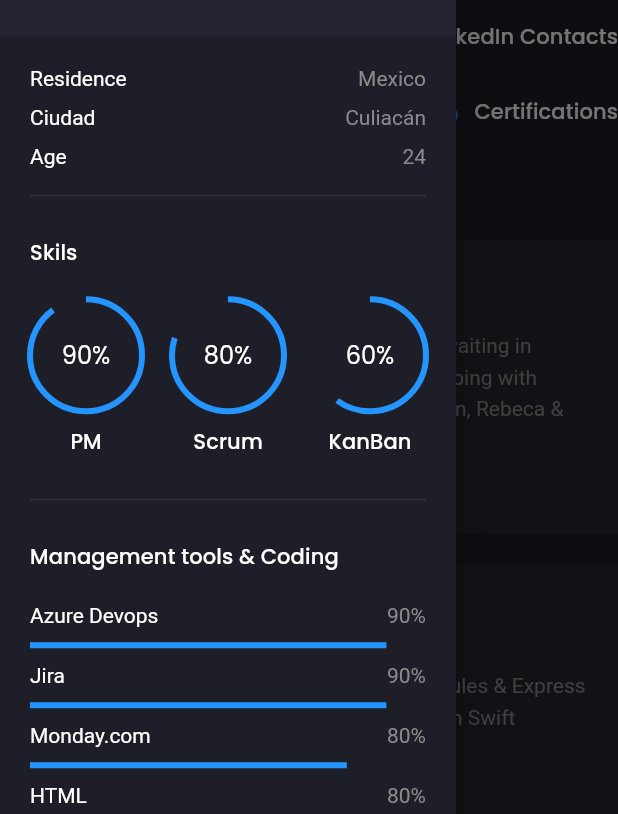
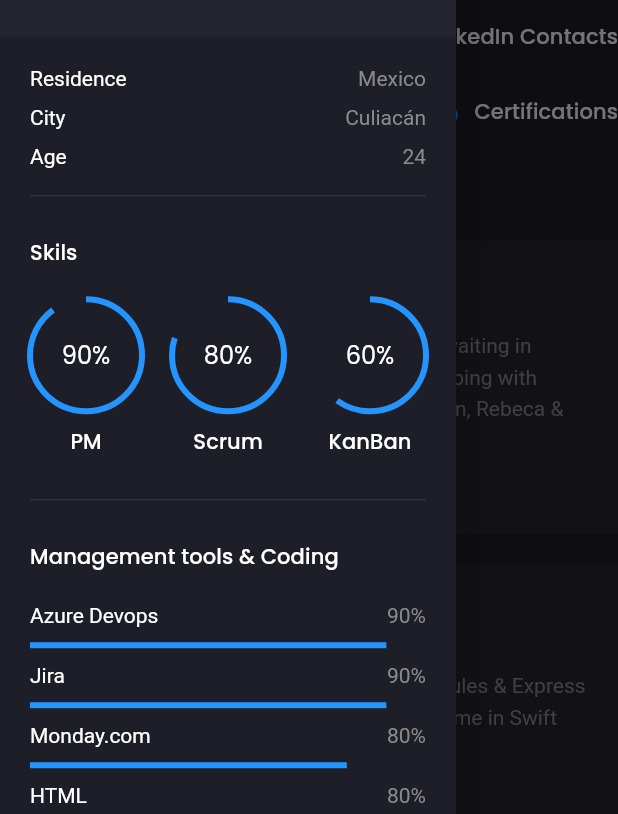
Before and after one commit to BryanVazquezHdez/bryan_webpage, a Flutter app: the screen it shows after launch, after a tap on the "menu" icon, on a phone screen of 412 x 824 dp. Shown: the part 334-1148 px from the top of the screen. Run offline on Flutter 3.47's test engine with Material 2 defaults, Android fonts, the light colour scheme and no system bars; drawn by our look-alikes of animated_text_kit; our stand-ins replace flutter_svg, google_fonts.

Commit message:
New changes

```diff
--- a/bryan_webpage/lib/models/Project.dart
+++ b/bryan_webpage/lib/models/Project.dart
@@ -12,9 +12,9 @@ List<Project> demo_projects = [
     url: "https://www.reservapp.app/",
   ),
   Project(
-      title: "SafeVet",
+      title: "SafeVet (Swift)",
       description:
-          "This was a University Project about Schedules & Express queue in . This app was developed by me in Swift language.",
+          "This was a University Project about Schedules & Express queue in Vets. This app was developed by me in Swift language.",
       url: "https://github.com/BryanVazquezHdez/SafeVet"),
   Project(
     title: "SISeI web page",
@@ -40,4 +40,15 @@ List<Project> demo_projects = [
           "This is CCNA Certificate about the routing & switching essentials that i've successfully done! ",
       url:
           "https://drive.google.com/file/d/1bMBuzrclJqiNf7QBGLFLtEjYQdm0qcpE/view"),
+  Project(
+      title: "SafeVet (Flutter)",
+      description:
+          "Is the same project as the one above, but now made with Flutter",
+      url: "https://github.com/BryanVazquezHdez/SafeVetFlutter"),
+  Project(
+      title: "Scrum Project Management with Jira",
+      description:
+          "This was a course from Udemy where i learned how to manage projects with Jira.",
+      url:
+          "https://drive.google.com/file/d/1c11qx6yLh68aA64O-8RU1ru6iRedCqV2/view"),
 ];
--- a/bryan_webpage/lib/screens/components/coding.dart
+++ b/bryan_webpage/lib/screens/components/coding.dart
@@ -47,14 +47,10 @@ class Coding extends StatelessWidget {
         ),
         AnimatedLinearProgressIndicator(
           percentage: 0.4,
-          label: "JavaScript",
-        ),
-        AnimatedLinearProgressIndicator(
-          percentage: 0.4,
           label: "Java",
         ),
         AnimatedLinearProgressIndicator(
-          percentage: 0.1,
+          percentage: 0.3,
           label: "Dart",
         ),
       ],
--- a/bryan_webpage/lib/screens/components/knowledges.dart
+++ b/bryan_webpage/lib/screens/components/knowledges.dart
@@ -24,7 +24,8 @@ class Knowledges extends StatelessWidget {
         KnowledgeText(text: "Agile methodologies"),
         KnowledgeText(text: "GIT"),
         KnowledgeText(text: "Basic UX/UI Design"),
-        KnowledgeText(text: "SQL"),
+        KnowledgeText(text: "Organization"),
+        KnowledgeText(text: "Oral and written communication"),
       ],
     );
   }
--- a/bryan_webpage/lib/screens/components/side_menu.dart
+++ b/bryan_webpage/lib/screens/components/side_menu.dart
@@ -31,7 +31,7 @@ class SideMenu extends StatelessWidget {
                   text: "Mexico",
                 ),
                 AreaInfoText(
-                  title: "Ciudad",
+                  title: "City",
                   text: "Culiacán",
                 ),
                 AreaInfoText(
@@ -48,24 +48,6 @@ class SideMenu extends StatelessWidget {
                 SizedBox(
                   height: defaultPadding / 2,
                 ),
-                /*               TextButton(
-                    onPressed: () {},
-                    child: FittedBox(
-                      child: Row(
-                        children: [
-                          Text(
-                            "Download CV",
-                            style: TextStyle(
-                                color:
-                                    Theme.of(context).textTheme.bodyText1!.color),
-                          ),
-                          SizedBox(
-                            width: defaultPadding,
-                          ),
-                          SvgPicture.asset("icons/Download.svg"),
-                        ],
-                      ),
-                    )), */
                 Container(
                     child: FittedBox(
                   child: Row(
--- /dev/null
+++ b/bryan_webpage/lib/screens/home/components/experience.dart
@@ -0,0 +1,46 @@
+import 'package:bryan_webpage/models/Experience_info.dart';
+import 'package:bryan_webpage/screens/home/components/experience_card.dart';
+import 'package:bryan_webpage/screens/home/components/recommendation_card.dart';
+import 'package:flutter/material.dart';
+
+import '../../../constants.dart';
+import '../../../models/Recommendation.dart';
+
+class Experience extends StatelessWidget {
+  const Experience({
+    Key? key,
+  }) : super(key: key);
+
+  @override
+  Widget build(BuildContext context) {
+    return Padding(
+      padding: const EdgeInsets.symmetric(vertical: defaultPadding),
+      child: Column(
+        crossAxisAlignment: CrossAxisAlignment.start,
+        children: [
+          Text(
+            "Experience",
+            style: Theme.of(context).textTheme.headline6,
+          ),
+          SizedBox(
+            height: defaultPadding,
+          ),
+          SingleChildScrollView(
+            scrollDirection: Axis.horizontal,
+            child: Row(
+              children: List.generate(
+                demo_experience.length,
+                (index) => Padding(
+                  padding: const EdgeInsets.only(right: defaultPadding),
+                  child: ExperienceCard(
+                    experience: demo_experience[index],
+                  ),
+                ),
+              ),
+            ),
+          ),
+        ],
+      ),
+    );
+  }
+}
--- /dev/null
+++ b/bryan_webpage/lib/screens/home/components/experience_card.dart
@@ -0,0 +1,40 @@
+import 'package:bryan_webpage/models/Experience_info.dart';
+import 'package:bryan_webpage/models/Recommendation.dart';
+import 'package:bryan_webpage/screens/home/components/experience.dart';
+import 'package:flutter/material.dart';
+
+import '../../../constants.dart';
+
+class ExperienceCard extends StatelessWidget {
+  const ExperienceCard({
+    Key? key,
+    required this.experience,
+  }) : super(key: key);
+
+  final ExperienceInfo experience;
+
+  @override
+  Widget build(BuildContext context) {
+    return Container(
+      width: 400,
+      padding: EdgeInsets.all(defaultPadding),
+      color: secondayColor,
+      child: Column(crossAxisAlignment: CrossAxisAlignment.start, children: [
+        Text(
+          experience.company!,
+          style: Theme.of(context).textTheme.subtitle2,
+        ),
+        Text(experience.position!),
+        const SizedBox(
+          height: defaultPadding,
+        ),
+        Text(
+          experience.label!,
+          maxLines: 6,
+          overflow: TextOverflow.clip,
+          style: TextStyle(height: 1.5),
+        )
+      ]),
+    );
+  }
+}
--- a/bryan_webpage/lib/screens/home/home_screen.dart
+++ b/bryan_webpage/lib/screens/home/home_screen.dart
@@ -1,3 +1,4 @@
+import 'package:bryan_webpage/screens/home/components/experience.dart';
 import 'package:bryan_webpage/screens/home/my_projects.dart';
 import 'package:bryan_webpage/main/main_screen.dart';
 import 'package:flutter/material.dart';
@@ -16,6 +17,7 @@ class HomeScreen extends StatelessWidget {
         HighLightsInfo(),
         MyProjects(),
         Recommendations(),
+        Experience()
       ],
     );
   }
```
Also changed, not shown: bryan_webpage/lib/models/Experience_info.dart (added, +26 -0 lines), bryan_webpage/assets/images/profile.jpg (added), 1 other file.
